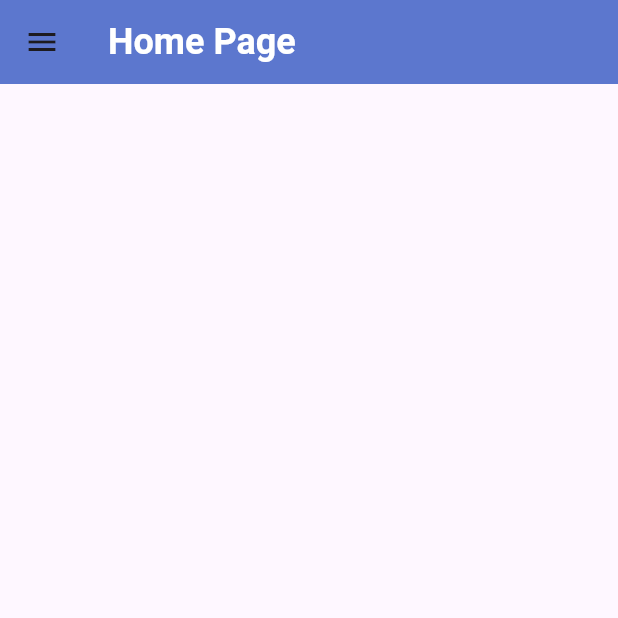
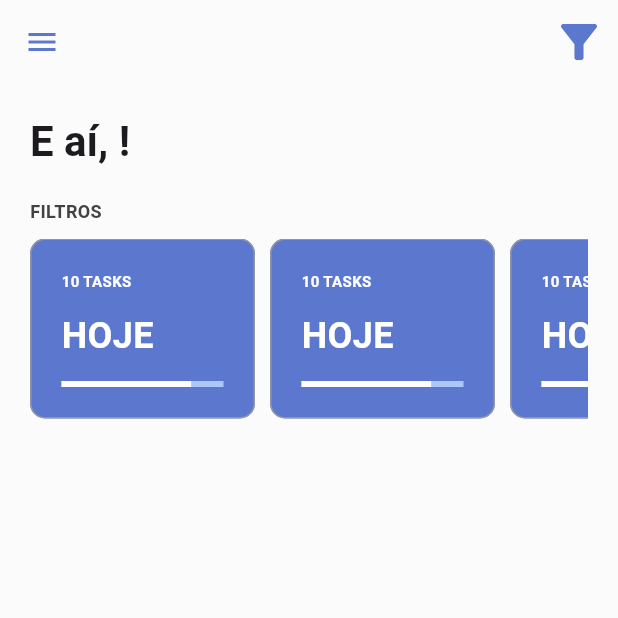
Before and after one commit to Barba2k2/todo_list_provider, a Flutter app: the screen it shows once a user with an empty profile is signed in, on a phone screen of 412 x 824 dp, the top half of it. Run offline on Flutter 3.47's test engine with Material 3 defaults, Android fonts, the phone set to English and light mode, and no system bars; our stand-ins replace firebase_auth, firebase_core, flutter_signin_button, google_fonts, google_sign_in, sqflite and 1 more; missing offline and left inert: flutter_overlay_loader, validatorless; accounts and stored records are empty; network calls fail; Roboto replaces fonts that are missing (Mandali).

Commit message:
chore: Update theme and add home header and filter widgets

```diff
--- a/lib/app/core/ui/theme_extensions.dart
+++ b/lib/app/core/ui/theme_extensions.dart
@@ -10,6 +10,6 @@ extension ThemeExtensions on BuildContext {
   TextStyle get titleStyle => TextStyle(
         fontSize: 12,
         fontWeight: FontWeight.bold,
-        color: Colors.grey[800],
+        color: Colors.grey[800]!,
       );
 }
--- a/lib/app/core/ui/todo_list_ui_config.dart
+++ b/lib/app/core/ui/todo_list_ui_config.dart
@@ -5,82 +5,7 @@ class TodoListUiConfig {
   TodoListUiConfig._();
 
   static ThemeData get theme => ThemeData(
-        textTheme: GoogleFonts.mandaliTextTheme().copyWith(
-          displayLarge: const TextStyle(
-            color: Colors.black,
-            fontSize: 57,
-            fontWeight: FontWeight.bold,
-          ),
-          displayMedium: const TextStyle(
-            color: Colors.black,
-            fontSize: 45,
-            fontWeight: FontWeight.bold,
-          ),
-          displaySmall: const TextStyle(
-            color: Colors.black,
-            fontSize: 36,
-            fontWeight: FontWeight.bold,
-          ),
-          headlineLarge: const TextStyle(
-            color: Colors.black,
-            fontSize: 32,
-            fontWeight: FontWeight.bold,
-          ),
-          headlineMedium: const TextStyle(
-            color: Colors.black,
-            fontSize: 28,
-            fontWeight: FontWeight.bold,
-          ),
-          headlineSmall: const TextStyle(
-            color: Colors.black,
-            fontSize: 24,
-            fontWeight: FontWeight.bold,
-          ),
-          titleLarge: const TextStyle(
-            color: Colors.black,
-            fontSize: 22,
-            fontWeight: FontWeight.bold,
-          ),
-          titleMedium: const TextStyle(
-            color: Colors.black,
-            fontSize: 16,
-            fontWeight: FontWeight.w500,
-            letterSpacing: 0.15,
-          ),
-          titleSmall: const TextStyle(
-            color: Colors.black,
-            fontSize: 14,
-            fontWeight: FontWeight.w500,
-          ),
-          bodyLarge: const TextStyle(
-            color: Colors.black,
-            fontSize: 16,
-          ),
-          bodyMedium: const TextStyle(
-            color: Colors.black,
-            fontSize: 14,
-          ),
-          bodySmall: const TextStyle(
-            color: Colors.black,
-            fontSize: 12,
-          ),
-          labelLarge: const TextStyle(
-            color: Colors.black,
-            fontSize: 14,
-            fontWeight: FontWeight.w500,
-          ),
-          labelMedium: const TextStyle(
-            color: Colors.black,
-            fontSize: 12,
-            fontWeight: FontWeight.w500,
-          ),
-          labelSmall: const TextStyle(
-            color: Colors.black,
-            fontSize: 11,
-            fontWeight: FontWeight.w500,
-            letterSpacing: 0.5,
-          ),
-        ),
+        textTheme: GoogleFonts.mandaliTextTheme(),
         primaryColor: const Color(0xFF5C77CE),
         primaryColorLight: const Color(0xFFABC8F7),
         elevatedButtonTheme: ElevatedButtonThemeData(
--- a/lib/app/modules/home/home_page.dart
+++ b/lib/app/modules/home/home_page.dart
@@ -1,6 +1,9 @@
 import 'package:flutter/material.dart';
 
+import '../../core/ui/theme_extensions.dart';
 import 'widgets/home_drawer.dart';
+import 'widgets/home_filter.dart';
+import 'widgets/home_header.dart';
 
 class HomePage extends StatelessWidget {
   const HomePage({super.key});
@@ -12,12 +15,54 @@ class HomePage extends StatelessWidget {
         preferredSize: const Size.fromHeight(kToolbarHeight),
         child: SafeArea(
           child: AppBar(
-            title: const Text('Home Page'),
+            elevation: 0,
+            backgroundColor: Colors.transparent,
+            iconTheme: IconThemeData(
+              color: context.primaryColor,
+            ),
+            actions: [
+              PopupMenuButton(
+                color: Colors.white,
+                icon: const Icon(
+                  Icons.filter_list_alt,
+                  size: 36,
+                ),
+                itemBuilder: (_) => [
+                  const PopupMenuItem<bool>(
+                    child: Text('Mostrar tarefas concluidas'),
+                  ),
+                ],
+              ),
+            ],
           ),
         ),
       ),
+      backgroundColor: const Color(0xFFFAFBFA),
       drawer: HomeDrawer(),
-      body: Container(),
+      body: LayoutBuilder(
+        builder: (context, constraints) {
+          return SingleChildScrollView(
+            child: ConstrainedBox(
+              constraints: BoxConstraints(
+                minHeight: constraints.maxHeight,
+                minWidth: constraints.maxWidth,
+              ),
+              child: Container(
+                margin: const EdgeInsets.symmetric(horizontal: 20),
+                child: const IntrinsicHeight(
+                  child: Column(
+                    crossAxisAlignment: CrossAxisAlignment.start,
+                    children: [
+                      HomeHeader(),
+                      HomeFilter(),
+                    ],
+                  ),
+                ),
+              ),
+            ),
+          );
+        },
+      ),
     );
   }
 }
--- a/lib/app/modules/home/widgets/home_drawer.dart
+++ b/lib/app/modules/home/widgets/home_drawer.dart
@@ -14,6 +14,12 @@ class HomeDrawer extends StatelessWidget {
   @override
   Widget build(BuildContext context) {
     return Drawer(
+      shape: const RoundedRectangleBorder(
+        borderRadius: BorderRadius.only(
+          topRight: Radius.circular(20),
+          bottomRight: Radius.circular(20),
+        ),
+      ),
       child: ListView(
         children: [
           DrawerHeader(
--- /dev/null
+++ b/lib/app/modules/home/widgets/home_filter.dart
@@ -0,0 +1,48 @@
+import 'package:flutter/material.dart';
+
+import '../../../core/ui/theme_extensions.dart';
+import 'todo_card_filter.dart';
+
+class HomeFilter extends StatefulWidget {
+  const HomeFilter({super.key});
+
+  @override
+  State<HomeFilter> createState() => _HomeFilterState();
+}
+
+class _HomeFilterState extends State<HomeFilter> {
+  @override
+  Widget build(BuildContext context) {
+    return Column(
+      crossAxisAlignment: CrossAxisAlignment.start,
+      children: [
+        Text(
+          'FILTROS',
+          style: context.titleStyle,
+        ),
+        const SizedBox(
+          height: 10,
+        ),
+        const SingleChildScrollView(
+          scrollDirection: Axis.horizontal,
+          child: Row(
+            children: [
+              TodoCardFilter(),
+              TodoCardFilter(),
+              TodoCardFilter(),
+              TodoCardFilter(),
+              TodoCardFilter(),
+              TodoCardFilter(),
+              TodoCardFilter(),
+              TodoCardFilter(),
+              TodoCardFilter(),
+              TodoCardFilter(),
+              TodoCardFilter(),
+              TodoCardFilter(),
+            ],
+          ),
+        ),
+      ],
+    );
+  }
+}
--- /dev/null
+++ b/lib/app/modules/home/widgets/home_header.dart
@@ -0,0 +1,33 @@
+import 'package:flutter/material.dart';
+import 'package:provider/provider.dart';
+
+import '../../../core/auth/auth_provider.dart';
+import '../../../core/ui/theme_extensions.dart';
+
+class HomeHeader extends StatelessWidget {
+  const HomeHeader({super.key});
+
+  @override
+  Widget build(BuildContext context) {
+    return Row(
+      children: [
+        Padding(
+          padding: const EdgeInsets.symmetric(vertical: 20.0),
+          child: Selector<TodoListAuthProvider, String>(
+            selector: (context, authProvider) {
+              return authProvider.user?.displayName ?? 'Nao informado';
+            },
+            builder: (_, value, __) {
+              return Text(
+                'E aí, $value!',
+                style: context.textTheme.headlineMedium?.copyWith(
+                  fontWeight: FontWeight.bold,
+                ),
+              );
+            },
+          ),
+        ),
+      ],
+    );
+  }
+}
--- /dev/null
+++ b/lib/app/modules/home/widgets/todo_card_filter.dart
@@ -0,0 +1,63 @@
+import 'package:flutter/material.dart';
+
+import '../../../core/ui/theme_extensions.dart';
+
+class TodoCardFilter extends StatefulWidget {
+  const TodoCardFilter({super.key});
+
+  @override
+  State<TodoCardFilter> createState() => _TodoCardFilterState();
+}
+
+class _TodoCardFilterState extends State<TodoCardFilter> {
+  @override
+  Widget build(BuildContext context) {
+    return Container(
+      constraints: const BoxConstraints(
+        minHeight: 120,
+        maxWidth: 150,
+      ),
+      margin: const EdgeInsets.only(right: 10),
+      padding: const EdgeInsets.all(20),
+      decoration: BoxDecoration(
+        color: context.primaryColor,
+        border: Border.all(
+          width: 1,
+          color: Colors.grey.withOpacity(.8),
+        ),
+        borderRadius: BorderRadius.circular(10),
+      ),
+      child: Column(
+        crossAxisAlignment: CrossAxisAlignment.start,
+        mainAxisAlignment: MainAxisAlignment.spaceBetween,
+        children: [
+          // SizedBox(
+          //   height: 20,
+          //   width: 20,
+          //   child: CircularProgressIndicator.adaptive(),
+          // )
+          Text(
+            '10 TASKS',
+            style: context.titleStyle.copyWith(
+              fontSize: 10,
+              color: Colors.white,
+            ),
+          ),
+          const Text(
+            'HOJE',
+            style: TextStyle(
+              fontSize: 24,
+              fontWeight: FontWeight.bold,
+              color: Colors.white,
+            ),
+          ),
+          LinearProgressIndicator(
+            backgroundColor: context.primaryColorLight,
+            valueColor: const AlwaysStoppedAnimation<Color>(Colors.white),
+            value: 0.8,
+          ),
+        ],
+      ),
+    );
+  }
+}
```
